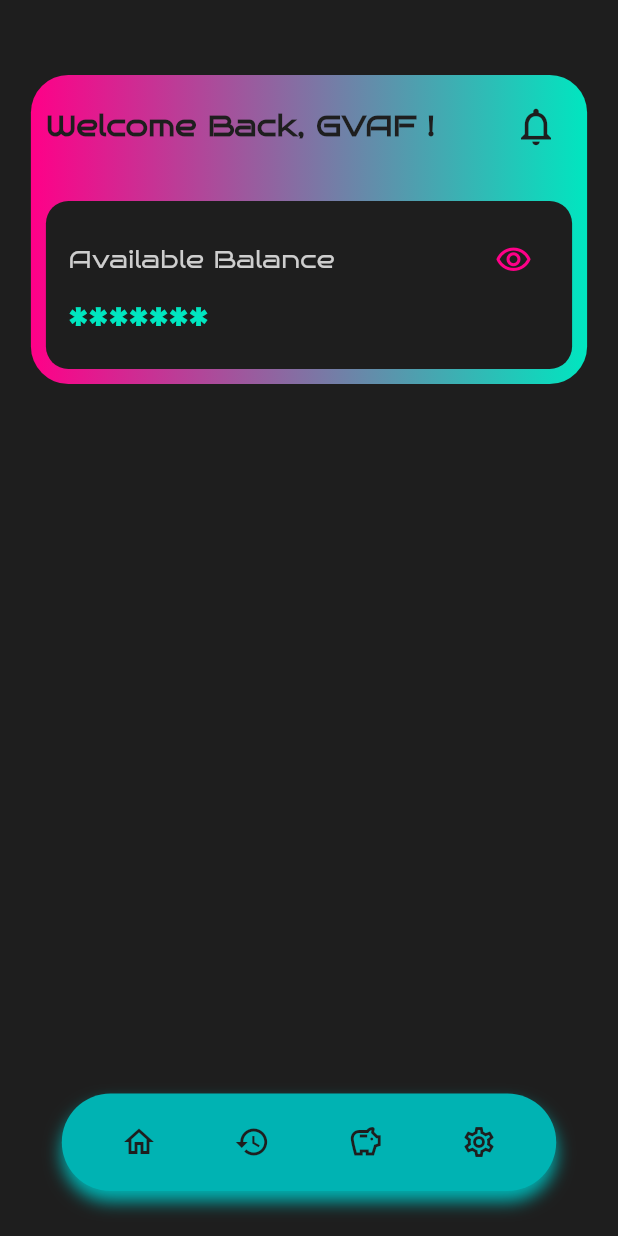
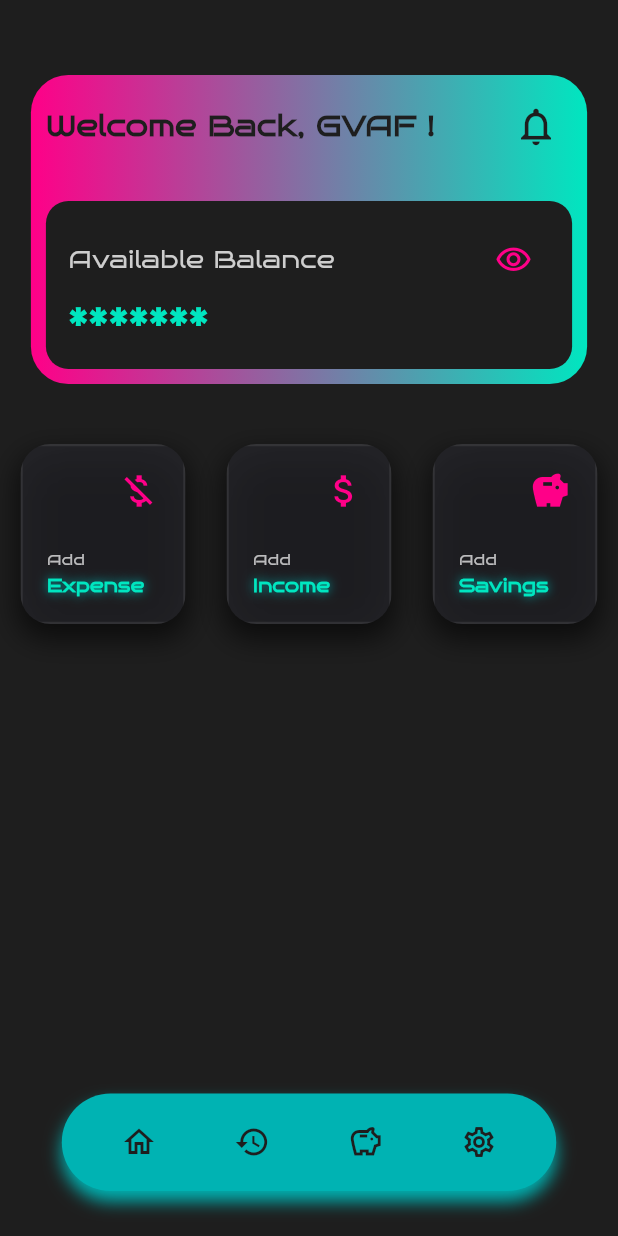
Before and after one commit to GV4F/Finance_Management, a Flutter app: the screen it shows after launch, on a phone screen of 412 x 824 dp. Run offline on Flutter 3.47's test engine with Material 3 defaults, Android fonts, the light colour scheme and no system bars; our stand-ins replace go_router.

Commit message:
Actions buttons section: design its okay

```diff
--- a/lib/pages/home_page.dart
+++ b/lib/pages/home_page.dart
@@ -2,6 +2,7 @@ import 'package:flutter/material.dart';
 
 // * WIDGETS
 import '../widgets/main_header.dart';
+import '../widgets/actions_section.dart';
 
 class HomePage extends StatefulWidget {
   const HomePage({super.key});
@@ -20,6 +21,8 @@ class _HomePageState extends State<HomePage> {
       body: Column(
         children: [
           MainHeader(),
+          const SizedBox(height: 20),
+          const ActionsSection(),
         ],
       )
     );
--- /dev/null
+++ b/lib/widgets/action_button.dart
@@ -0,0 +1,107 @@
+import 'dart:ui';
+import 'package:flutter/material.dart';
+
+class ActionButton extends StatelessWidget {
+  final IconData icon;
+  final String bottomText;
+  final VoidCallback onTap;
+
+  const ActionButton({
+    super.key,
+    required this.icon,
+    required this.bottomText,
+    required this.onTap,
+  });
+
+  @override
+  Widget build(BuildContext context) {
+
+    final colors = Theme.of(context).colorScheme;
+
+    return Container(
+      width: 110,
+      height: 120,
+      decoration: BoxDecoration(
+        borderRadius: BorderRadius.circular(20),
+        boxShadow: [
+          BoxShadow(
+            color: Colors.black.withValues(alpha: 0.6),
+            blurRadius: 15,
+            spreadRadius: 2,
+            offset: const Offset(0, 8),
+          ),
+        ],
+      ),
+      // ClipRRect recorta el efecto de cristal para que no se salga de las esquinas redondeadas
+      child: ClipRRect(
+        borderRadius: BorderRadius.circular(20),
+        child: BackdropFilter(
+          filter: ImageFilter.blur(sigmaX: 12.0, sigmaY: 12.0),
+          child: Material(
+            color: Colors.transparent,
+            child: InkWell(
+              onTap: onTap,
+              splashColor: colors.secondary,
+              highlightColor: Colors.white.withValues(alpha: 0.05),
+              child: Container(
+                padding: const EdgeInsets.all(16.0),
+                decoration: BoxDecoration(
+                  color: const Color(0xFF2C2C34).withValues(alpha: 0.5),
+                  border: Border.all(
+                    color: Colors.white.withValues(alpha: 0.08),
+                    width: 1.5,
+                  ),
+                ),
+                child: Stack(
+                  children: [
+                    Align(
+                      alignment: Alignment.topRight,
+                      child: Icon(
+                        icon,
+                        color: colors.tertiary,
+                        size: 28,
+                      ),
+                    ),
+                    Align(
+                      alignment: Alignment.bottomLeft,
+                      child: Column(
+                        mainAxisSize: MainAxisSize.min,
+                        crossAxisAlignment: CrossAxisAlignment.start,
+                        children: [
+                          Text(
+                            'Add',
+                            style: const TextStyle(
+                              fontFamily: 'BrunoAce',
+                              color: Colors.white70,
+                              fontSize: 10,
+                            ),
+                          ),
+                          const SizedBox(height: 2),
+                          Text(
+                            bottomText,
+                            style: TextStyle(
+                              fontFamily: 'BrunoAce',
+                              color: colors.primary,
+                              fontSize: 12,
+                              fontWeight: FontWeight.bold,
+                              shadows: [
+                                Shadow(
+                                  color: colors.secondary.withValues(alpha: 1.6),
+                                  blurRadius: 8,
+                                )
+                              ]
+                            ),
+                          ),
+                        ],
+                      ),
+                    ),
+                  ],
+                ),
+              ),
+            ),
+          ),
+        ),
+      ),
+    );
+  }
+}
--- /dev/null
+++ b/lib/widgets/actions_section.dart
@@ -0,0 +1,32 @@
+import 'package:flutter/material.dart';
+
+// * WIDGETS
+import './action_button.dart';
+
+class ActionsSection extends StatelessWidget {
+  const ActionsSection({super.key});
+
+  @override
+  Widget build(BuildContext context) {
+    return Row(
+      mainAxisAlignment: MainAxisAlignment.spaceAround,
+      children: [
+        ActionButton(
+          icon: Icons.money_off_outlined,
+          bottomText: 'Expense',
+          onTap: () {},
+        ),
+        ActionButton(
+          icon: Icons.attach_money_outlined,
+          bottomText: 'Income',
+          onTap: () {},
+        ),
+        ActionButton(
+          icon: Icons.savings,
+          bottomText: 'Savings',
+          onTap: () {},
+        ),
+      ],
+    );
+  }
+}
```
